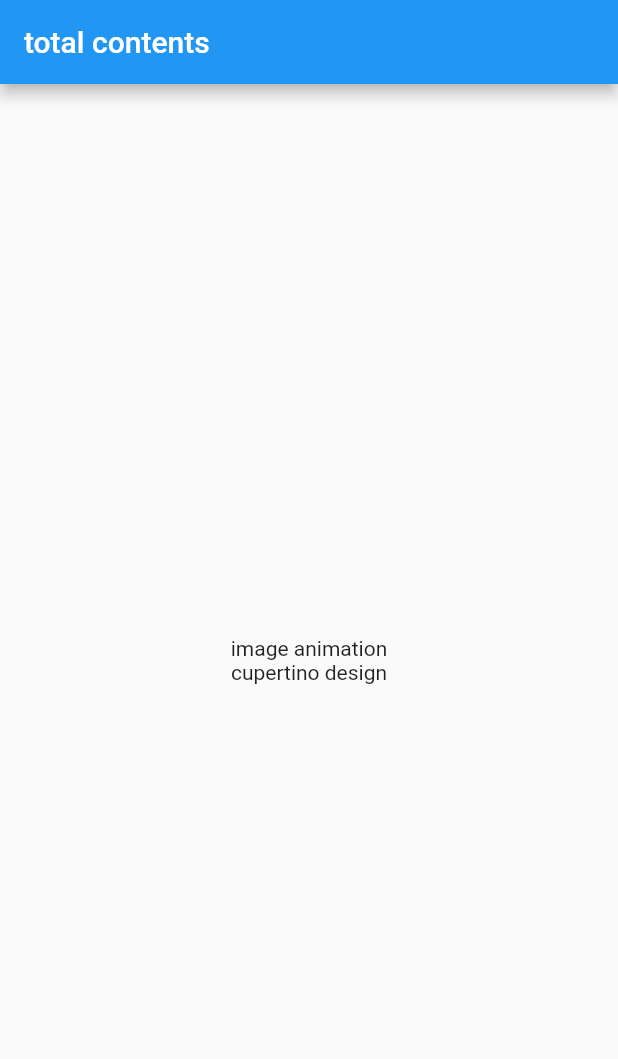
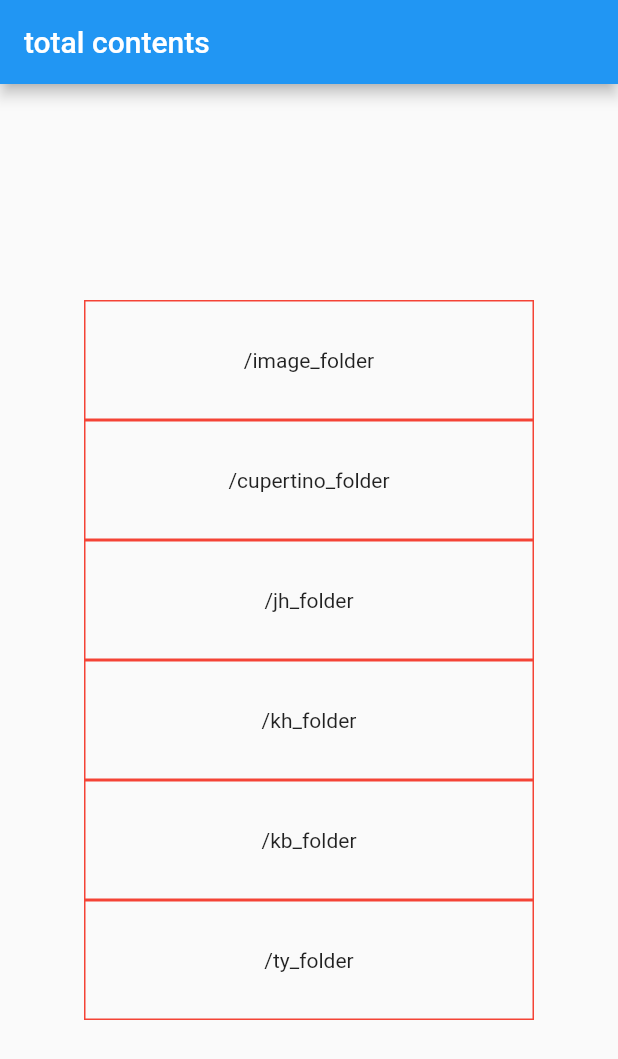
Before and after one commit to assdfg0313/very_base_ui, a Flutter app: the screen it shows after launch, on a phone screen of 412 x 824 dp. Shown: the top 1059 px of the screen. Run offline on Flutter 3.47's test engine with Material 2 defaults, Android fonts, the phone set to English and light mode, and no system bars.

Commit message:
실습했던 것들 업로드 하는 공간!! 이런 식으로!!

```diff
--- a/lib/image_animation_Test/animated_container.dart
+++ b/lib/image_animation_Test/animated_container.dart
@@ -1,6 +1,7 @@
 import 'package:flutter/material.dart';
 
 class animated_container extends StatefulWidget {
+
   @override
   _animated_containerState createState() => _animated_containerState();
 }
@@ -13,7 +14,7 @@ class _animated_containerState extends State<animated_container> {
   Widget build(BuildContext context) {
     return Scaffold(
       appBar: AppBar(
-        title: Text('Hero')
+        title: Text("image animation")
       ),
       body: Center(
         child: GestureDetector(
--- a/lib/item/cupertino_test/cupertino_button_picker.dart
+++ b/lib/item/cupertino_test/cupertino_button_picker.dart
@@ -2,8 +2,6 @@ import 'package:flutter/material.dart';
 import 'package:flutter/cupertino.dart';
 
 class cupertino_button_picker extends StatefulWidget {
-  cupertino_button_picker({Key key, this.title}) : super(key: key);
-  final String title;
 
   @override
   _cupertino_button_picker createState() => _cupertino_button_picker();
@@ -16,7 +14,7 @@ class _cupertino_button_picker extends State<cupertino_button_picker> {
   Widget build(BuildContext context) {
     return Scaffold(
       appBar: CupertinoNavigationBar(
-        middle: Text(widget.title),
+        middle: Text("cupertino design"),
       ),
       body: Center(
         child: Column(
--- a/lib/main.dart
+++ b/lib/main.dart
@@ -1,13 +1,23 @@
 import 'package:flutter/material.dart';
-import 'package:flutter/cupertino.dart';
-import 'dart:math';
-
-import 'image_animation_Test/animated_container.dart';
-import 'item/cupertino_test/cupertino_button_picker.dart';
+import 'package:very_base_ui/teayong/ty_folder.dart';
+import 'image_animation_Test/image_folder.dart';
+import 'item/cupertino_test/cupertino_folder.dart';
+import 'jinho/jh_folder.dart';
+import 'kanghyun/kh_folder.dart';
+import 'kibaek/kb_folder.dart';
 
 void main() {
   runApp(MyApp());
 }
+
+List<String> list = [
+  '/image_folder',
+  '/cupertino_folder',
+  '/jh_folder',
+  '/kh_folder',
+  '/kb_folder',
+  '/ty_folder',
+];
 
 class MyApp extends StatelessWidget {
   @override
@@ -20,12 +30,17 @@ class MyApp extends StatelessWidget {
         ),
         home: MyHomePage(title: 'Flutter very first base'),
         routes: {
-          '/animiated_container':(context) => animated_container(),
-          '/cupertino_button_picker': (context) => cupertino_button_picker(),
+          '/image_folder':(context) => image_folder(),
+          '/cupertino_folder': (context) => cupertino_folder(),
+          '/jh_folder': (context) => jh_folder(),
+          '/kh_folder': (context) => kh_folder(),
+          '/kb_folder': (context) => kb_folder(),
+          '/ty_folder': (context) => ty_folder(),
         }
         );
   }
 }
+
 
 class MyHomePage extends StatefulWidget {
   MyHomePage({Key key, this.title}) : super(key: key);
@@ -36,20 +51,37 @@ class MyHomePage extends StatefulWidget {
 }
 
 class _MyHomePageState extends State<MyHomePage> {
-  var _size = 100.0;
-  var _isOn = false;
+
+  Widget folder_list(String title) {
+    return GestureDetector(
+      onTap:(){Navigator.pushNamed((context), title);},
+      child: SizedBox(
+        height: 80,
+        width: 300,
+        child: Container(
+          decoration: BoxDecoration(border: Border.all(color: Colors.red, width:1),),
+          child: Column(
+            mainAxisAlignment: MainAxisAlignment.center,
+            children: [
+              Text(title, textAlign: TextAlign.center,),
+            ],
+          ),
+        ),
+      ),
+    );
+  }
+
 
   @override
   Widget build(BuildContext context) {
     return Scaffold(
       appBar: AppBar(title: Text("total contents")),
       body: Center(
-        child: Column(
-          mainAxisAlignment: MainAxisAlignment.center,
-          children: <Widget>[
-            GestureDetector(onTap:(){Navigator.pushNamed((context), '/animiated_container');},child: Text("image animation", textAlign: TextAlign.center,)),
-            GestureDetector(onTap:(){Navigator.pushNamed((context), '/cupertino_button_picker');},child: Text("cupertino design", textAlign: TextAlign.center,)),
-          ],
+        child: SingleChildScrollView(
+            child:Column(
+              mainAxisAlignment: MainAxisAlignment.center,
+              children: list.map((folder)=>folder_list(folder)).toList(),
+            ),
         ),
       ),
     );
```
Also changed, not shown: lib/image_animation_Test/image_folder.dart (added, +68 -0 lines), lib/item/cupertino_test/cupertino_folder.dart (added, +69 -0 lines), lib/jinho/jh_folder.dart (added, +63 -0 lines), lib/kanghyun/kh_folder.dart (added, +63 -0 lines), lib/kibaek/kb_folder.dart (added, +63 -0 lines), lib/teayong/ty_folder.dart (added, +63 -0 lines).
